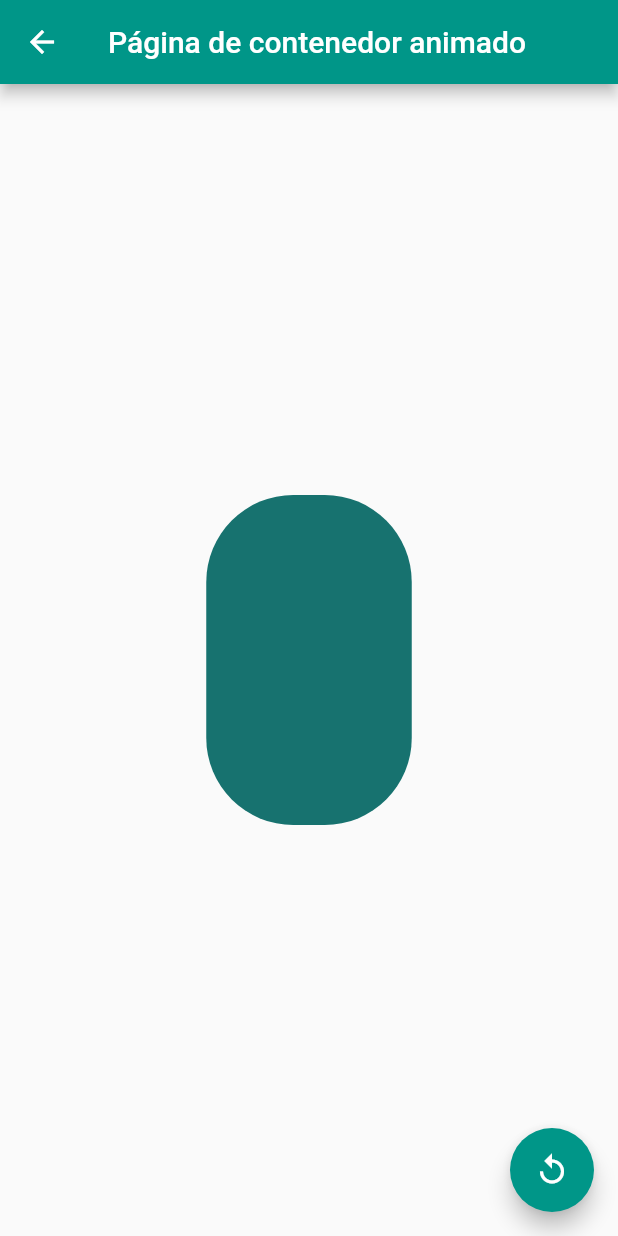
After one commit to renecrapaud/ComponentesAppFlutter, a Flutter app: the AnimatedContainerPage screen opened by its route, after a tap on the "replay" icon, on a phone screen of 412 x 824 dp. The commit adds this screen. Run offline on Flutter 3.47's test engine with Material 2 defaults, Android fonts, the phone set to English and light mode, and no system bars.

Commit message:
Agregar página de contenedor animado

```diff
--- /dev/null
+++ b/lib/src/paginas/contenedor_animado.dart
@@ -0,0 +1,54 @@
+import 'dart:math';
+
+import 'package:flutter/material.dart';
+
+class AnimatedContainerPage extends StatefulWidget {
+  @override
+  _AnimatedContainerPageState createState() => _AnimatedContainerPageState();
+}
+
+class _AnimatedContainerPageState extends State<AnimatedContainerPage> {
+  double _width = 50.0;
+  double _height = 50.0;
+  Color _color = Colors.pink;
+  BorderRadiusGeometry _borderRadius = BorderRadius.circular(8.0);
+  @override
+  Widget build(BuildContext context) {
+    return Scaffold(
+      appBar: AppBar(
+        title: Text('Página de contenedor animado'),
+      ),
+      body: Center(
+        child: AnimatedContainer(
+          duration: Duration(seconds: 1),
+          curve: Curves.fastOutSlowIn,
+          height: _width,
+          width: _height,
+          decoration: BoxDecoration(
+            borderRadius: _borderRadius,
+            color: _color,
+          ),
+
+        ),
+      ),
+      floatingActionButton: FloatingActionButton(
+        child: Icon(Icons.replay),
+        onPressed: _cambiaForma,
+      ),
+    );
+  }
+
+  void _cambiaForma() {
+    final random = Random();
+    setState(() {
+      _width = random.nextInt(300).toDouble();
+      _height = random.nextInt(300).toDouble();
+      _color = Color.fromRGBO(
+          random.nextInt(255),
+          random.nextInt(255),
+          random.nextInt(255),
+          1);
+      _borderRadius = BorderRadius.circular(random.nextInt(100).toDouble());
+    });
+  }
+}
--- a/lib/src/routes/routes.dart
+++ b/lib/src/routes/routes.dart
@@ -1,4 +1,5 @@
 import 'package:flutter/material.dart';
+import 'package:componentes_app/src/paginas/contenedor_animado.dart';
 import 'package:componentes_app/src/paginas/alerta_pag.dart';
 import 'package:componentes_app/src/paginas/avatar_pag.dart';
 import 'package:componentes_app/src/paginas/home_page.dart';
@@ -9,6 +10,7 @@ Map<String, WidgetBuilder> getApplicationRoutes(){
     '/' : (BuildContext context) => HomePage(),
     'alert' : (BuildContext context) => AlertPage(),
     'avatar' : (BuildContext context) => AvatarPage(),
-    'card' : (BuildContext context) => CardPage()
+    'card' : (BuildContext context) => CardPage(),
+    'animatedContainer' : (BuildContext context) => AnimatedContainerPage()
   };
 }
--- a/lib/src/utils/icono_string_util.dart
+++ b/lib/src/utils/icono_string_util.dart
@@ -2,7 +2,8 @@ import 'package:flutter/material.dart';
 final _icons = <String, IconData>{
   'add_alert' : Icons.add_alert,
   'accessibility': Icons.accessibility,
-  'folder_open': Icons.folder_open
+  'folder_open': Icons.folder_open,
+  'donut_large': Icons.donut_large
 
 };
 Icon getIcon(String nombreIcono){
--- a/recursos/menu_opts.json
+++ b/recursos/menu_opts.json
@@ -15,6 +15,11 @@
             "ruta" : "card",
             "icon" : "folder_open",
             "texto": "Cards - Tarjetas"
+        },
+        {
+            "ruta" : "animatedContainer",
+            "icon" : "donut_large",
+            "texto": "Contenedor animado"
         }
     ]
 }
```
